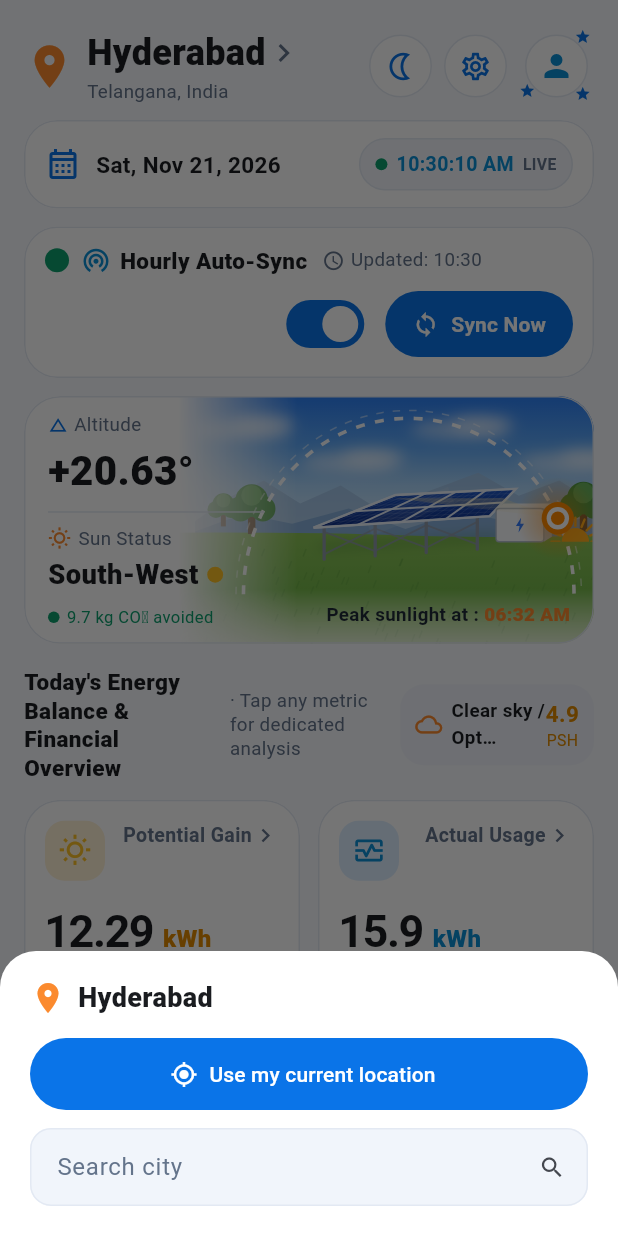
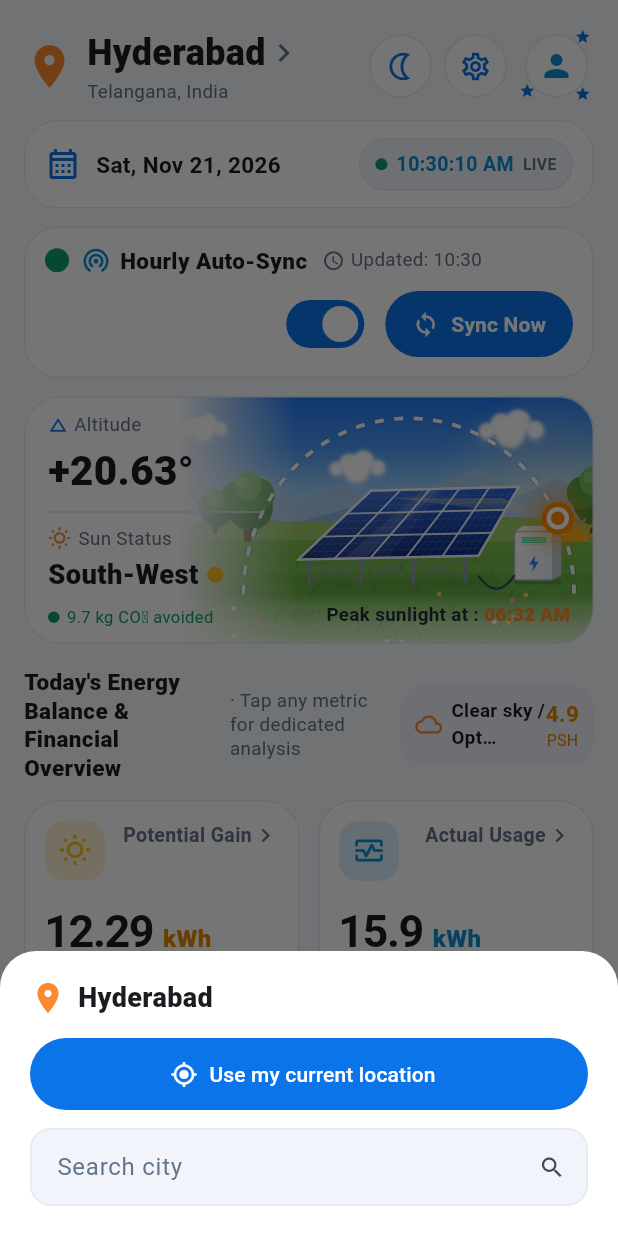
Before and after one commit to VEERA0007/Solar-Planner-Calculator, a Flutter app: the screen it shows after launch, after a tap on "Hyderabad", on a phone screen of 412 x 824 dp. Run offline on Flutter 3.47's test engine with Material 3 defaults, Android fonts, the phone set to English and light mode, and no system bars; our stand-ins replace geolocator, package_info_plus, pdf, printing, shared_preferences; network calls fail.

Commit message:
Sun card: single arc line, new richer day scene (fluffy clouds, hills, flowers, larger glossy array, battery cabinet)
Co-Authored-By: Claude Sonnet 5.5 <noreply@anthropic.com>
Claude-Session: https://claude.ai/code/session_01FemFRpnosXzYveEwh9ZTLT

```diff
--- a/lib/ui/sun_scene.dart
+++ b/lib/ui/sun_scene.dart
@@ -179,17 +179,22 @@ class SunScenePainter extends CustomPainter {
         ..strokeWidth = width
         ..strokeCap = StrokeCap.butt
         ..color = Colors.white.withValues(alpha: alpha);
+      final under = Paint()
+        ..style = PaintingStyle.stroke
+        ..strokeWidth = width + 1.6
+        ..color = const Color(0xFF0B3A86).withValues(alpha: night ? 0 : .22);
       for (final m in path.computeMetrics()) {
         var d = 0.0;
         while (d < m.length) {
-          canvas.drawPath(m.extractPath(d, math.min(d + dash, m.length)), paint);
+          final seg = m.extractPath(d, math.min(d + dash, m.length));
+          if (!night) canvas.drawPath(seg, under);
+          canvas.drawPath(seg, paint);
           d += dash + gap;
         }
       }
     }
 
-    dashed(1.045, night ? .22 : .45, 1.0, 5, 6);
-    dashed(1.0, night ? .95 : .95, 2.4, 6, 7);
+    dashed(1.0, .95, 2.6, 6, 7);
 
     // sunset marker (half sun) where the arc meets the ground, right side
     final hs = P(.94, .60);
@@ -235,8 +240,8 @@ class SunScenePainter extends CustomPainter {
         ..shader = const LinearGradient(
           begin: Alignment.topCenter,
           end: Alignment.bottomCenter,
-          colors: [Color(0xFF2B7FF5), Color(0xFF5FA8F6), Color(0xFFA9D3F8), Color(0xFFE3F1FD)],
-          stops: [0, .35, .62, 1],
+          colors: [Color(0xFF1E74F0), Color(0xFF4F9CF5), Color(0xFF9CCDF8), Color(0xFFDDEEFC)],
+          stops: [0, .38, .66, 1],
         ).createShader(Rect.fromLTWH(0, 0, w, horizon + 4)),
     );
     // warm sunrise / sunset wash
@@ -251,15 +256,30 @@ class SunScenePainter extends CustomPainter {
           ).createShader(Rect.fromLTWH(0, 0, w, horizon)),
       );
     }
-    // drifting clouds
-    final soft = Paint()..color = Colors.white.withValues(alpha: .55)..maskFilter = const MaskFilter.blur(BlurStyle.normal, 5);
-    for (var i = 0; i < 4; i++) {
-      final x = (((i * .27 + phase * .6) % 1.3) - .15);
-      final c = P(x, .16 + (i % 2) * .13);
-      canvas.drawOval(Rect.fromCenter(center: c, width: w * .17, height: h * .07), soft);
-      canvas.drawOval(Rect.fromCenter(center: c + Offset(w * .04, -h * .02), width: w * .11, height: h * .07), soft);
+    // soft light around the moving sun
+    canvas.drawCircle(
+      sun,
+      w * .24,
+      Paint()
+        ..shader = RadialGradient(colors: [const Color(0xFFFFF3C4).withValues(alpha: .55 * (1 - dusk * .5)), const Color(0x00FFF3C4)])
+            .createShader(Rect.fromCircle(center: sun, radius: w * .24)),
+    );
+    // fluffy drifting clouds
+    void cloud(Offset c, double s) {
+      final shade = Paint()..color = const Color(0xFFD5E6F7).withValues(alpha: .8)..maskFilter = const MaskFilter.blur(BlurStyle.normal, 2);
+      final white = Paint()..color = Colors.white.withValues(alpha: .95)..maskFilter = const MaskFilter.blur(BlurStyle.normal, 1.2);
+      for (final b in const [[-.9, .15, .55], [-.35, -.1, .75], [.3, -.2, .85], [.95, .1, .6], [0.0, .22, 1.0]]) {
+        canvas.drawCircle(c + Offset(b[0] * s, (b[1] + .12) * s), b[2] * s * .55, shade);
       }
-    // hazy mountains (two layers)
+      for (final b in const [[-.9, .15, .55], [-.35, -.1, .75], [.3, -.2, .85], [.95, .1, .6], [0.0, .22, 1.0]]) {
+        canvas.drawCircle(c + Offset(b[0] * s, b[1] * s), b[2] * s * .55, white);
+      }
+    }
+    for (var i = 0; i < 3; i++) {
+      final x = (((i * .38 + phase * .5) % 1.4) - .2);
+      cloud(P(x, .15 + (i % 2) * .15), h * (.075 + (i % 3) * .015));
+    }
+    // hazy mountains
     Path ridge(List<List<double>> pts, double base) {
       final p = Path()..moveTo(P(0, base).dx, P(0, base).dy);
       for (final q in pts) {
@@ -271,18 +291,26 @@ class SunScenePainter extends CustomPainter {
       return p;
     }
     canvas.drawPath(
-      ridge([[0, .52], [.08, .43], [.17, .36], [.26, .45], [.36, .38], [.46, .48], [.58, .40], [.70, .33], [.80, .42], [.90, .36], [1, .46]], .6),
-      Paint()..color = const Color(0xFF9DBEE0).withValues(alpha: .75),
+      ridge([[0, .52], [.08, .43], [.17, .34], [.26, .45], [.36, .37], [.46, .48], [.58, .39], [.70, .31], [.80, .42], [.90, .35], [1, .46]], .6),
+      Paint()..color = const Color(0xFFA9C6E6).withValues(alpha: .8),
     );
     canvas.drawPath(
       ridge([[0, .56], [.12, .49], [.24, .53], [.38, .47], [.52, .55], [.66, .48], [.82, .54], [1, .50]], .62),
-      Paint()..color = const Color(0xFF7FA9D6).withValues(alpha: .8),
+      Paint()..color = const Color(0xFF86AEDA).withValues(alpha: .85),
     );
+    // far rolling hill
+    final far = Path()
+      ..moveTo(0, horizon + h * .01)
+      ..cubicTo(w * .3, horizon - h * .09, w * .55, horizon - h * .03, w * .8, horizon - h * .07)
+      ..cubicTo(w * .9, horizon - h * .08, w * .96, horizon - h * .05, w, horizon - h * .04)
+      ..lineTo(w, h)
+      ..lineTo(0, h)
+      ..close();
+    canvas.drawPath(far, Paint()..color = const Color(0xFF9ACB6A));
     // meadow
     final ground = Path()
-      ..moveTo(0, horizon)
-      ..quadraticBezierTo(w * .4, horizon - h * .02, w * .7, horizon + h * .005)
-      ..quadraticBezierTo(w * .9, horizon + h * .015, w, horizon)
+      ..moveTo(0, horizon + h * .04)
+      ..cubicTo(w * .35, horizon - h * .03, w * .65, horizon + h * .07, w, horizon + h * .01)
       ..lineTo(w, h)
       ..lineTo(0, h)
       ..close();
@@ -292,74 +320,104 @@ class SunScenePainter extends CustomPainter {
         ..shader = const LinearGradient(
           begin: Alignment.topCenter,
           end: Alignment.bottomCenter,
-          colors: [Color(0xFF8CC356), Color(0xFF76B84B), Color(0xFFA9D37A)],
-          stops: [0, .5, 1],
+          colors: [Color(0xFF7CC04E), Color(0xFF63AE3F), Color(0xFF9CD36B)],
+          stops: [0, .55, 1],
         ).createShader(Rect.fromLTWH(0, horizon, w, h - horizon)),
     );
-    // grass strokes
-    final blade = Paint()..color = const Color(0xFF5E9E3E).withValues(alpha: .35)..strokeWidth = 1;
+    // mowing stripes for depth
+    for (var i = 0; i < 6; i++) {
+      final y = horizon + h * (.12 + i * .075);
+      canvas.drawRect(Rect.fromLTWH(0, y, w, h * .035), Paint()..color = Colors.white.withValues(alpha: .05));
+    }
+    // grass strokes and flowers
+    final blade = Paint()..color = const Color(0xFF4E8F34).withValues(alpha: .4)..strokeWidth = 1;
     final rnd = math.Random(5);
-    for (var i = 0; i < 70; i++) {
-      final x = w * (.3 + rnd.nextDouble() * .72), y = horizon + h * (.08 + rnd.nextDouble() * .4);
+    for (var i = 0; i < 80; i++) {
+      final x = w * (.3 + rnd.nextDouble() * .72), y = horizon + h * (.1 + rnd.nextDouble() * .38);
       canvas.drawLine(Offset(x, y), Offset(x + 2, y - 5), blade);
     }
-    // trees
+    const petals = [Color(0xFFFFFFFF), Color(0xFFFFD84D), Color(0xFFFF8FB1)];
+    for (var i = 0; i < 16; i++) {
+      final x = w * (.34 + rnd.nextDouble() * .66), y = horizon + h * (.2 + rnd.nextDouble() * .3);
+      canvas.drawCircle(Offset(x, y), 1.6, Paint()..color = petals[i % 3]);
+    }
+    // trees: layered, with a soft shade side
     void tree(Offset base, double s) {
-      canvas.drawRect(Rect.fromLTWH(base.dx - s * .05, base.dy - s * .25, s * .1, s * .25), Paint()..color = const Color(0xFF7A5A3A));
-      final g = Paint()..color = const Color(0xFF4E9A45);
-      canvas.drawCircle(base + Offset(0, -s * .45), s * .22, g);
-      canvas.drawCircle(base + Offset(-s * .15, -s * .34), s * .17, g);
-      canvas.drawCircle(base + Offset(s * .15, -s * .34), s * .17, g);
-      canvas.drawCircle(base + Offset(0, -s * .52), s * .14, Paint()..color = const Color(0xFF6BB35B));
+      canvas.drawRRect(
+        RRect.fromRectAndRadius(Rect.fromLTWH(base.dx - s * .045, base.dy - s * .3, s * .09, s * .3), const Radius.circular(1.5)),
+        Paint()..color = const Color(0xFF7A5634),
+      );
+      canvas.drawCircle(base + Offset(s * .03, -s * .4), s * .27, Paint()..color = const Color(0xFF3F8A3C));
+      canvas.drawCircle(base + Offset(-s * .12, -s * .52), s * .2, Paint()..color = const Color(0xFF55A24A));
+      canvas.drawCircle(base + Offset(s * .12, -s * .56), s * .2, Paint()..color = const Color(0xFF55A24A));
+      canvas.drawCircle(base + Offset(0, -s * .66), s * .17, Paint()..color = const Color(0xFF72BE5F));
+      canvas.drawCircle(base + Offset(-s * .05, -s * .7), s * .07, Paint()..color = Colors.white.withValues(alpha: .18));
     }
-    tree(P(.14, .57), h * .30);
-    tree(P(.07, .54), h * .20);
-    tree(P(.96, .56), h * .30);
+    tree(P(.13, .60), h * .34);
+    tree(P(.05, .57), h * .22);
+    tree(P(.985, .58), h * .34);
 
-    // solar array (tilted, steel frame)
-    final fl = P(.293, .545), bl = P(.496, .417), br = P(.793, .393), fr = P(.728, .50);
-    // shadow on the grass
+    // solar array: large tilted panels on a steel frame
+    final fl = P(.255, .67), bl = P(.435, .40), br = P(.80, .385), fr = P(.70, .655);
     canvas.drawPath(
-      Path()..moveTo(fl.dx, fl.dy + h * .07)..lineTo(fr.dx, fr.dy + h * .07)..lineTo(fr.dx + w * .05, fr.dy + h * .09)..lineTo(fl.dx + w * .02, fl.dy + h * .09)..close(),
-      Paint()..color = const Color(0xFF2E6B2A).withValues(alpha: .35)..maskFilter = const MaskFilter.blur(BlurStyle.normal, 4),
+      Path()..moveTo(fl.dx, fl.dy + h * .10)..lineTo(fr.dx, fr.dy + h * .10)..lineTo(fr.dx + w * .06, fr.dy + h * .13)..lineTo(fl.dx + w * .03, fl.dy + h * .13)..close(),
+      Paint()..color = const Color(0xFF2B6126).withValues(alpha: .38)..maskFilter = const MaskFilter.blur(BlurStyle.normal, 4),
     );
-    _legs(canvas, fl, fr, h * .13, const Color(0xFF8E98A8));
-    _array(canvas, fl, bl, br, fr, rows: 2, cols: 4, top: const Color(0xFF1E57C6), bottom: const Color(0xFF0E2E85), frame: const Color(0xFFEAF1FB));
-    // battery cabinet
-    final cabF = Rect.fromPoints(P(.744, .60), P(.862, .47));
-    final side = Path()
-      ..moveTo(cabF.right, cabF.top)
-      ..lineTo(cabF.right + w * .014, cabF.top - h * .02)
-      ..lineTo(cabF.right + w * .014, cabF.bottom - h * .02)
-      ..lineTo(cabF.right, cabF.bottom)
+    _legs(canvas, fl, fr, h * .10, const Color(0xFF8E98A8));
+    _array(canvas, fl, bl, br, fr, rows: 3, cols: 5, top: const Color(0xFF2A66D8), bottom: const Color(0xFF0C2A7E), frame: const Color(0xFFEFF5FC));
+    // glossy sheen: a bright band sweeping across the panels, stronger with the sun high
+    final lit = (1 - dusk).clamp(0.0, 1.0);
+    final g = (phase * 3) % 1.0;
+    Offset bil(double a, double b) => Offset.lerp(Offset.lerp(fl, bl, a)!, Offset.lerp(fr, br, a)!, b)!;
+    final sheen = Path()
+      ..moveTo(bil(0, g * .8).dx, bil(0, g * .8).dy)
+      ..lineTo(bil(1, g * .8 + .1).dx, bil(1, g * .8 + .1).dy)
+      ..lineTo(bil(1, g * .8 + .22).dx, bil(1, g * .8 + .22).dy)
+      ..lineTo(bil(0, g * .8 + .12).dx, bil(0, g * .8 + .12).dy)
       ..close();
-    canvas.drawPath(side, Paint()..color = const Color(0xFFC9D2DE));
-    final topFace = Path()
-      ..moveTo(cabF.left, cabF.top)
-      ..lineTo(cabF.left + w * .014, cabF.top - h * .02)
-      ..lineTo(cabF.right + w * .014, cabF.top - h * .02)
-      ..lineTo(cabF.right, cabF.top)
-      ..close();
-    canvas.drawPath(topFace, Paint()..color = const Color(0xFFF1F5FA));
+    canvas.drawPath(sheen, Paint()..color = Colors.white.withValues(alpha: .16 * lit * math.sin(g * math.pi)));
+    canvas.drawPath(
+      Path()..moveTo(fl.dx, fl.dy)..lineTo(bl.dx, bl.dy)..lineTo(Offset.lerp(bl, br, .5)!.dx, Offset.lerp(bl, br, .5)!.dy)..lineTo(Offset.lerp(fl, fr, .5)!.dx, Offset.lerp(fl, fr, .5)!.dy)..close(),
+      Paint()..color = Colors.white.withValues(alpha: .07 * lit),
+    );
+
+    // battery cabinet with side and top faces
+    final cabF = Rect.fromPoints(P(.79, .75), P(.885, .56));
+    final dx = w * .014, dy = h * .022;
+    canvas.drawRect(Rect.fromLTWH(cabF.left, cabF.bottom - 1, cabF.width + dx, 4), Paint()..color = const Color(0xFF2E6B2A).withValues(alpha: .35));
+    canvas.drawPath(
+      Path()..moveTo(cabF.right, cabF.top)..lineTo(cabF.right + dx, cabF.top - dy)..lineTo(cabF.right + dx, cabF.bottom - dy)..lineTo(cabF.right, cabF.bottom)..close(),
+      Paint()..color = const Color(0xFFC3CDDA),
+    );
+    canvas.drawPath(
+      Path()..moveTo(cabF.left, cabF.top)..lineTo(cabF.left + dx, cabF.top - dy)..lineTo(cabF.right + dx, cabF.top - dy)..lineTo(cabF.right, cabF.top)..close(),
+      Paint()..color = const Color(0xFFF4F7FB),
+    );
     final body = RRect.fromRectAndRadius(cabF, const Radius.circular(2));
-    canvas.drawRRect(body, Paint()..color = const Color(0xFFF8FAFD));
+    canvas.drawRRect(body, Paint()..shader = const LinearGradient(colors: [Color(0xFFFFFFFF), Color(0xFFE9EEF5)]).createShader(cabF));
     canvas.drawRRect(body, Paint()..color = const Color(0xFFB4BFCD)..style = PaintingStyle.stroke..strokeWidth = .9);
-    final bolt = Path();
-    final bc = cabF.center;
-    final bs = cabF.height * .22;
-    bolt
+    // charge level bars
+    for (var i = 0; i < 4; i++) {
+      canvas.drawRect(Rect.fromLTWH(cabF.left + cabF.width * .18, cabF.top + cabF.height * (.12 + i * .045), cabF.width * .64, cabF.height * .028), Paint()..color = const Color(0xFF34D399).withValues(alpha: i == 3 ? .5 + .4 * math.sin(phase * math.pi * 2 * 6) : .9));
+    }
+    final bc = Offset(cabF.center.dx, cabF.top + cabF.height * .66);
+    final bs = cabF.height * .17;
+    canvas.drawPath(
+      Path()
         ..moveTo(bc.dx + bs * .15, bc.dy - bs)
         ..lineTo(bc.dx - bs * .55, bc.dy + bs * .12)
         ..lineTo(bc.dx - bs * .05, bc.dy + bs * .12)
         ..lineTo(bc.dx - bs * .2, bc.dy + bs)
         ..lineTo(bc.dx + bs * .55, bc.dy - bs * .2)
         ..lineTo(bc.dx + bs * .05, bc.dy - bs * .2)
-      ..close();
-    canvas.drawPath(bolt, Paint()..color = const Color(0xFF2F7BFF));
-    // reflection glint sweeping across the panels
-    final g = (phase * 3) % 1.0;
-    final gx = fl.dx + (fr.dx - fl.dx) * g;
-    canvas.drawLine(Offset(gx, fl.dy), Offset(gx + (bl.dx - fl.dx), bl.dy), Paint()..color = Colors.white.withValues(alpha: .10 * math.sin(g * math.pi))..strokeWidth = w * .03);
+        ..close(),
+      Paint()..color = const Color(0xFF2F7BFF),
+    );
+    // cable from the array to the battery
+    canvas.drawPath(
+      Path()..moveTo(fr.dx, fr.dy + h * .08)..quadraticBezierTo((fr.dx + cabF.left) / 2, cabF.bottom + h * .09, cabF.left, cabF.bottom - h * .02),
+      Paint()..color = const Color(0xFF3B4658)..style = PaintingStyle.stroke..strokeWidth = 1.4,
+    );
   }
 
   // ---------------------------------------------------------------- night
```
Lines whose indentation alone changed are shown as unchanged.
